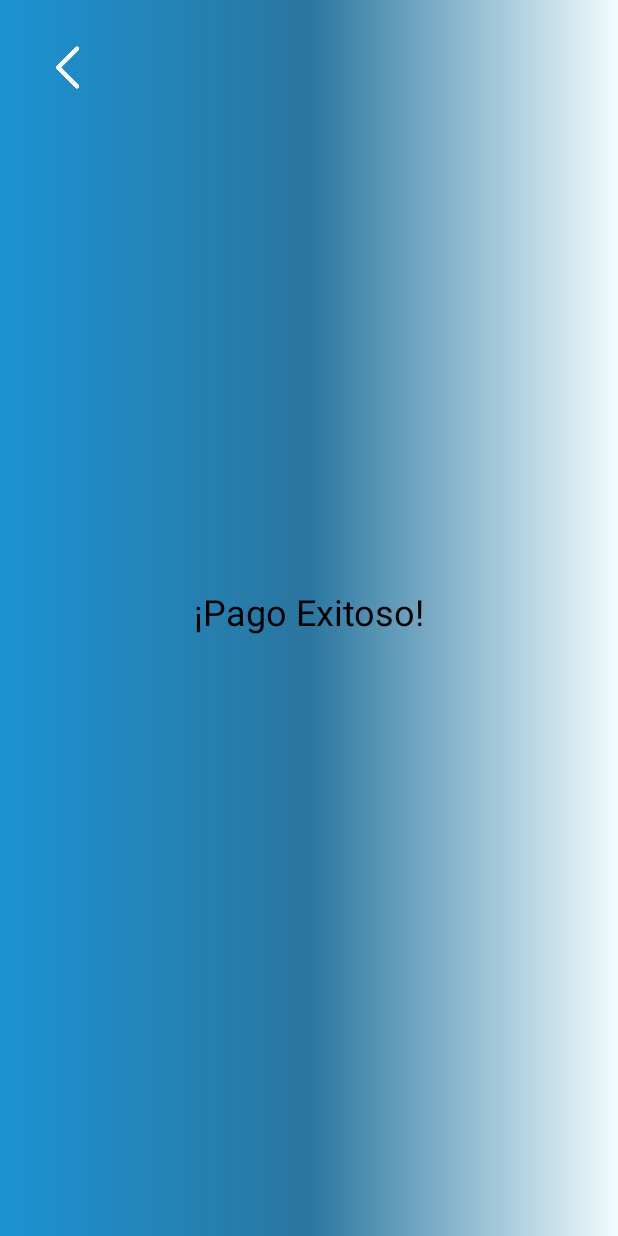
After one commit to alycastro22/Laboratorio1PDM, an Android app: the CompraSAExitosaActivity screen opened directly, with no data from a screen before it, on a phone screen of 412 x 824 dp. The commit adds this screen. Run offline under Robolectric (Android 15) with nearby library versions, the phone set to English and light mode, and no system bars; Roboto replaces fonts that are not available here; 1 statement that could not run was skipped.

Commit message:
agrege lo del sanna y la enee y todo el codigo

```diff
--- a/app/src/main/AndroidManifest.xml
+++ b/app/src/main/AndroidManifest.xml
@@ -9,7 +9,9 @@
         android:roundIcon="@mipmap/ic_launcher_round"
         android:supportsRtl="true"
         android:theme="@style/Theme.PDM_2021_I_P1_LABORATORIO1">
-        <activity android:name=".TransferirExitosoctivity"></activity>
+        <activity android:name=".CompraSAExitosaActivity"></activity>
+        <activity android:name=".CompraEneeExitosaActivity" />
+        <activity android:name=".TransferirExitosoctivity" />
         <activity android:name=".TransferirActivity" />
         <activity android:name=".RetirarDineroActivity" />
         <activity android:name=".RecargaClaroActivity" />
--- /dev/null
+++ b/app/src/main/java/hn/edu/ujcv/pdm_2021_i_p1_laboratorio1/CompraSAExitosaActivity.kt
@@ -0,0 +1,30 @@
+package hn.edu.ujcv.pdm_2021_i_p1_laboratorio1
+
+import android.content.Intent
+import androidx.appcompat.app.AppCompatActivity
+import android.os.Bundle
+import android.view.View
+import kotlinx.android.synthetic.main.activity_compra_enee_exitosa.*
+
+class CompraSAExitosaActivity : AppCompatActivity() {
+    override fun onCreate(savedInstanceState: Bundle?) {
+        super.onCreate(savedInstanceState)
+        setContentView(R.layout.activity_compra_s_a_exitosa)
+        getNombre()
+    }
+
+    fun menuPrincipal(view: View) {
+        val regresarMenu = Intent(this, ComprarSanaaActivity::class.java)
+        startActivity(regresarMenu)
+    }
+    fun getNombre(){
+        val bundle = intent.extras
+        val codigo = bundle?.get("codigo")
+        val nombre = bundle?.get("cliente")
+        val direccion = bundle?.get("direccion")
+        val fecha = bundle?.get("fecha")
+        val total = bundle?.get("total")
+        txtcompraenne.text = getString(R.string.pagoExitoso, nombre, codigo,direccion, total, fecha)
+    }
+
+}
--- a/app/src/main/java/hn/edu/ujcv/pdm_2021_i_p1_laboratorio1/TransferirExitosoctivity.kt
+++ b/app/src/main/java/hn/edu/ujcv/pdm_2021_i_p1_laboratorio1/TransferirExitosoctivity.kt
@@ -14,7 +14,7 @@ class TransferirExitosoctivity : AppCompatActivity() {
     }
 
     fun menuPrincipal(view: View) {
-        val volverMenu = Intent(this, InicioAppActivity::class.java)
+        val volverMenu = Intent(this, TransferirActivity::class.java)
         startActivity(volverMenu)
     }
     fun getNombre(){
--- /dev/null
+++ b/app/src/main/res/layout/activity_compra_s_a_exitosa.xml
@@ -0,0 +1,36 @@
+<?xml version="1.0" encoding="utf-8"?>
+<androidx.constraintlayout.widget.ConstraintLayout xmlns:android="http://schemas.android.com/apk/res/android"
+    xmlns:app="http://schemas.android.com/apk/res-auto"
+    xmlns:tools="http://schemas.android.com/tools"
+    android:layout_width="match_parent"
+    android:layout_height="match_parent"
+    tools:context=".CompraSAExitosaActivity"
+    android:background="@drawable/fondo_sanaa">
+
+    <ImageView
+        android:id="@+id/retroceder2"
+        android:layout_width="50dp"
+        android:layout_height="50dp"
+        android:layout_marginStart="20dp"
+        android:layout_marginTop="20dp"
+        android:contentDescription="@string/retroceder"
+        android:onClick="menuPrincipal"
+        android:rotation="180"
+        app:layout_constraintStart_toStartOf="parent"
+        app:layout_constraintTop_toTopOf="parent"
+        app:srcCompat="@drawable/retroceder" />
+
+    <TextView
+        android:id="@+id/txtcomprasanna"
+        android:layout_width="wrap_content"
+        android:layout_height="wrap_content"
+        android:layout_marginTop="391dp"
+        android:text="¡Pago Exitoso!"
+        android:textAlignment="center"
+        android:textColor="@color/black"
+        android:textSize="24sp"
+        app:layout_constraintEnd_toEndOf="parent"
+        app:layout_constraintStart_toStartOf="parent"
+        app:layout_constraintTop_toTopOf="parent" />
+
+</androidx.constraintlayout.widget.ConstraintLayout>
--- a/app/src/main/res/layout/activity_transferir.xml
+++ b/app/src/main/res/layout/activity_transferir.xml
@@ -86,7 +86,7 @@
         app:layout_constraintStart_toStartOf="parent"
         app:layout_constraintTop_toTopOf="parent" />
 
-    <Button
+    <TextView
         android:id="@+id/btnTransferir"
         android:layout_width="250dp"
         android:layout_height="70dp"
--- a/app/src/main/res/values/strings.xml
+++ b/app/src/main/res/values/strings.xml
@@ -13,7 +13,7 @@
     <string name="numero">Ingrese su número</string>
     <string name="monto">Ingrese el monto</string>
     <string name="btnComprar">COMPRAR</string>
-    <string name="txtNombre">Ingrese nombre origen</string>
+    <string name="txtNombre">Ingrese nombre </string>
     <string name="txtCuenta">Ingrese cuenta origen</string>
     <string name="txtdestino">Ingrese cuenta destino</string>
     <string name="txtIdentidad">Identidad destinatario</string>
@@ -26,7 +26,9 @@
     <string name="txtEnviar">ENVIAR</string>
     <string name="txtRetirarDinero">Retirar</string>
     <string name="txtCuenta1">Ingrese su cuenta </string>
-    <string name="txtMonto2">Ingrese el monto </string>+
+    <string name="txtMonto2">Ingrese el monto </string>
     <string name="txtRetirar">RETIRAR</string>
+    <string name="pagoExitoso">Pago exitoso, %S con codigo %S, direccion %s, pago el total %s en Lempiras, la fecha de %S.</string>
     <string name="todo"></string>
+
 </resources>
```
Also changed, not shown: app/src/main/java/hn/edu/ujcv/pdm_2021_i_p1_laboratorio1/CompraEneeExitosaActivity.kt (added, +30 -0 lines), app/src/main/java/hn/edu/ujcv/pdm_2021_i_p1_laboratorio1/ComprarEneeActivity.kt (+42 -0 lines), app/src/main/java/hn/edu/ujcv/pdm_2021_i_p1_laboratorio1/ComprarSanaaActivity.kt (+47 -0 lines), app/src/main/java/hn/edu/ujcv/pdm_2021_i_p1_laboratorio1/TransferirActivity.kt (+9 -0 lines), app/src/main/res/layout/activity_compra_enee_exitosa.xml (added, +36 -0 lines), app/src/main/res/layout/activity_comprar_enee.xml (+22 -21 lines), app/src/main/res/layout/activity_comprar_sanaa.xml (+10 -10 lines).
